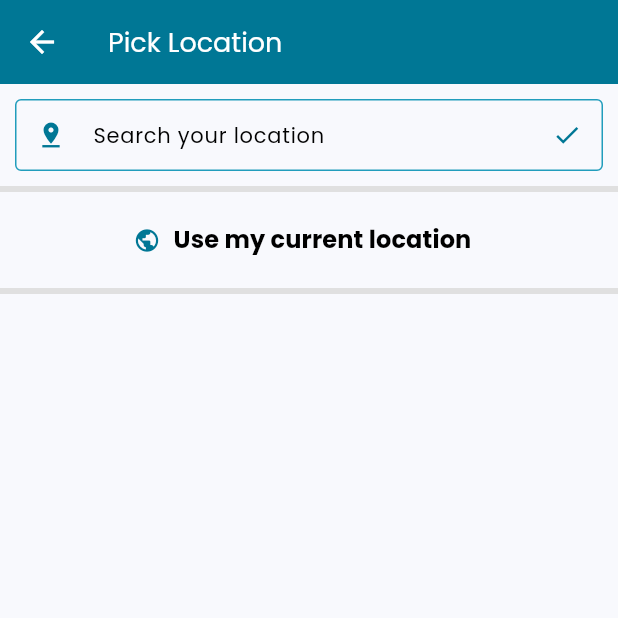
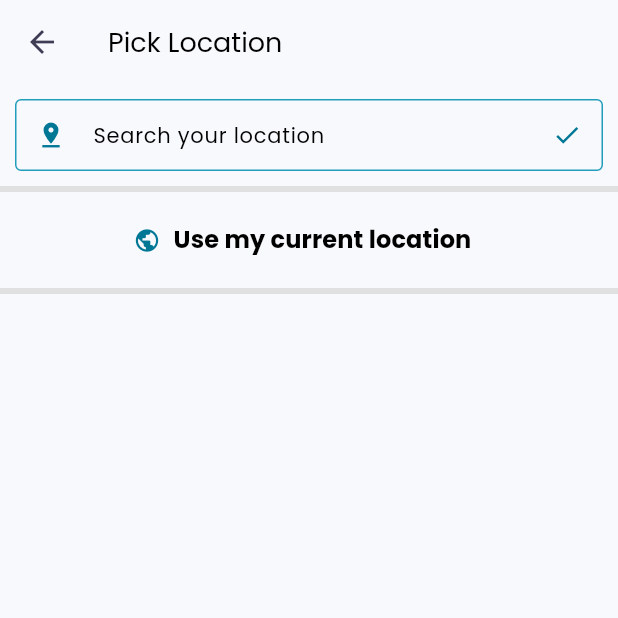
Before and after one commit to aliasar1/SkillSift-Flutter-App, a Flutter app: the CompanySignupScreen screen opened directly with empty values, after a tap on "Next", after a tap on "Pick Location", on a phone screen of 412 x 824 dp, the top half of it. Run offline on Flutter 3.47's test engine with Material 3 defaults, Android fonts, the phone set to English and light mode, and no system bars; our stand-ins replace cloud_firestore, file_picker, firebase_auth, firebase_storage, flutter_animation_progress_bar, flutter_speed_dial and 13 more; missing offline and left inert: encrypt, flutter_chip_tags, flutter_pdfview, new_pinput, wheel_slider; accounts and stored records are empty; project files that could hold a hidden picture were left out.

Commit message:
Company Info Theme Fixed.

```diff
--- a/lib/app/authentication/components/company_signup_form.dart
+++ b/lib/app/authentication/components/company_signup_form.dart
@@ -50,10 +50,14 @@ class _CompanySignupFormState extends State<CompanySignupForm> {
 
   @override
   Widget build(BuildContext context) {
+    final isDarkMode = Theme.of(context).brightness == Brightness.dark;
     return Obx(
       () => Form(
         key: widget.authController.signupCompanyFormKey,
         child: Stepper(
+          connectorColor: isDarkMode
+              ? MaterialStateProperty.all(DarkTheme.lightGreyColor)
+              : MaterialStateProperty.all(LightTheme.greyShade8),
           controller: ScrollController(),
           type: StepperType.vertical,
           steps: getSteps(),
@@ -146,18 +150,22 @@ class _CompanySignupFormState extends State<CompanySignupForm> {
       ];
 
   Step confirmationStep() {
+    final isDarkMode = Theme.of(context).brightness == Brightness.dark;
     return Step(
         isActive: widget.stepperController.getCurrentStep >= 2,
         state: widget.stepperController.getCurrentStep > 2
             ? StepState.complete
             : StepState.indexed,
-        title: const Text("Confirmation"),
+        title: Text("Confirmation",
+            style: TextStyle(
+              color: isDarkMode ? DarkTheme.whiteGreyColor : LightTheme.black,
+            )),
         content: Column(
           children: [
             const SizedBox(
               height: 10,
             ),
-            const Txt(
+            Txt(
               textAlign: TextAlign.start,
               fontContainerWidth: double.infinity,
               fontMaxLines: 10,
@@ -165,7 +173,7 @@ class _CompanySignupFormState extends State<CompanySignupForm> {
                   "I agree to all terms and conditions, which include but are not limited to: providing accurate company information for registration verification, complying with app usage policies, and acknowledging that incomplete or inaccurate information may result in restricted access to app features.",
               textStyle: TextStyle(
                 fontFamily: "Poppins",
-                color: LightTheme.black,
+                color: isDarkMode ? DarkTheme.whiteGreyColor : LightTheme.black,
                 fontSize: Sizes.TEXT_SIZE_12,
                 fontWeight: FontWeight.normal,
               ),
@@ -188,13 +196,15 @@ class _CompanySignupFormState extends State<CompanySignupForm> {
                     ),
                   ),
                 ),
-                const Txt(
+                Txt(
                   fontContainerWidth: 250,
                   textAlign: TextAlign.start,
                   title: "  Yes, I agree.",
                   textStyle: TextStyle(
                     fontFamily: "Poppins",
-                    color: LightTheme.black,
+                    color: isDarkMode
+                        ? DarkTheme.whiteGreyColor
+                        : LightTheme.black,
                     fontSize: Sizes.TEXT_SIZE_12,
                     fontWeight: FontWeight.bold,
                   ),
@@ -209,6 +219,7 @@ class _CompanySignupFormState extends State<CompanySignupForm> {
   }
 
   Step contactInformationStep() {
+    final isDarkMode = Theme.of(context).brightness == Brightness.dark;
     return Step(
       isActive: widget.stepperController.getCurrentStep >= 1,
       state: widget.stepperController.getCurrentStep > 1
@@ -225,16 +236,19 @@ class _CompanySignupFormState extends State<CompanySignupForm> {
             pickerDialogStyle: PickerDialogStyle(
               searchFieldPadding:
                   const EdgeInsets.symmetric(vertical: 10, horizontal: 12),
-              backgroundColor: LightTheme.whiteShade2,
-              searchFieldInputDecoration: const InputDecoration(
+              backgroundColor: isDarkMode
+                  ? DarkTheme.containerColor
+                  : LightTheme.whiteShade2,
+              searchFieldInputDecoration: InputDecoration(
                 labelText: 'Country Code',
                 labelStyle: TextStyle(
                   fontFamily: 'Poppins',
-                  color: LightTheme.black,
+                  color:
+                      isDarkMode ? DarkTheme.whiteGreyColor : LightTheme.black,
                   fontSize: Sizes.SIZE_16,
                   fontWeight: FontWeight.w400,
                 ),
-                prefixIcon: Icon(
+                prefixIcon: const Icon(
                   Icons.search,
                   color: LightTheme.primaryColor,
                 ),
@@ -253,9 +267,9 @@ class _CompanySignupFormState extends State<CompanySignupForm> {
             decoration: InputDecoration(
               contentPadding: const EdgeInsets.all(0.0),
               labelText: 'Phone Number',
-              labelStyle: const TextStyle(
+              labelStyle: TextStyle(
                 fontFamily: 'Poppins',
-                color: LightTheme.black,
+                color: isDarkMode ? DarkTheme.whiteGreyColor : LightTheme.black,
                 fontSize: Sizes.SIZE_16,
                 fontWeight: FontWeight.w400,
               ),
@@ -395,7 +409,7 @@ class _CompanySignupFormState extends State<CompanySignupForm> {
               borderRadius: BorderRadius.circular(Sizes.RADIUS_4),
             ),
             disabledDropdownDecoration: BoxDecoration(
-              color: LightTheme.grey,
+              color: isDarkMode ? DarkTheme.containerColor : LightTheme.grey,
               border: Border.all(
                 width: 1,
                 color: LightTheme.primaryColorLightShade,
--- a/lib/app/authentication/components/location_picker.dart
+++ b/lib/app/authentication/components/location_picker.dart
@@ -41,20 +41,25 @@ class _SearchLocationScreenState extends State<SearchLocationScreen> {
 
   @override
   Widget build(BuildContext context) {
-    return SafeArea(
-      child: Scaffold(
-        backgroundColor: LightTheme.whiteShade2,
+    final isDarkMode = Theme.of(context).brightness == Brightness.dark;
+    return Scaffold(
+      backgroundColor:
+          isDarkMode ? DarkTheme.backgroundColor : LightTheme.whiteShade2,
       appBar: AppBar(
-          backgroundColor: LightTheme.primaryColor,
-          iconTheme: const IconThemeData(color: LightTheme.white),
+        backgroundColor:
+            isDarkMode ? DarkTheme.backgroundColor : LightTheme.whiteShade2,
+        iconTheme: IconThemeData(
+            color: isDarkMode
+                ? DarkTheme.whiteGreyColor
+                : LightTheme.secondaryColor),
         elevation: 0,
-          title: const Txt(
+        title: Txt(
           title: "Pick Location",
           textAlign: TextAlign.start,
           fontContainerWidth: double.infinity,
           textStyle: TextStyle(
             fontFamily: "Poppins",
-              color: LightTheme.white,
+            color: isDarkMode ? DarkTheme.whiteGreyColor : LightTheme.black,
             fontSize: Sizes.TEXT_SIZE_18,
             fontWeight: FontWeight.normal,
           ),
@@ -77,10 +82,10 @@ class _SearchLocationScreenState extends State<SearchLocationScreen> {
               },
             ),
           ),
-            const Divider(
+          Divider(
             height: 4,
             thickness: 4,
-              color: LightTheme.grey,
+            color: isDarkMode ? DarkTheme.lightGreyColor : LightTheme.grey,
           ),
           Padding(
             padding: const EdgeInsets.all(8),
@@ -112,19 +117,23 @@ class _SearchLocationScreenState extends State<SearchLocationScreen> {
                 Icons.public,
                 color: LightTheme.primaryColor,
               ),
-                label: const Txt(
+              label: Txt(
                 title: "Use my current location",
                 fontContainerWidth: 200,
                 textStyle: TextStyle(
                   fontFamily: "Poppins",
-                    color: LightTheme.black,
+                  color:
+                      isDarkMode ? DarkTheme.whiteGreyColor : LightTheme.black,
                   fontSize: Sizes.TEXT_SIZE_16,
                   fontWeight: FontWeight.bold,
                 ),
               ),
               style: ElevatedButton.styleFrom(
-                  backgroundColor: LightTheme.whiteShade2,
-                  foregroundColor: LightTheme.black,
+                backgroundColor: isDarkMode
+                    ? DarkTheme.cardBackgroundColor
+                    : LightTheme.whiteShade2,
+                foregroundColor:
+                    isDarkMode ? DarkTheme.whiteGreyColor : LightTheme.black,
                 elevation: 0,
                 fixedSize: const Size(double.infinity, 40),
                 shape: const RoundedRectangleBorder(
@@ -133,10 +142,10 @@ class _SearchLocationScreenState extends State<SearchLocationScreen> {
               ),
             ),
           ),
-            const Divider(
+          Divider(
             height: 4,
             thickness: 4,
-              color: LightTheme.grey,
+            color: isDarkMode ? DarkTheme.lightGreyColor : LightTheme.grey,
           ),
           Expanded(
             child: ListView.builder(
@@ -169,7 +178,6 @@ class _SearchLocationScreenState extends State<SearchLocationScreen> {
           ),
         ],
       ),
-      ),
     );
   }
 }
--- a/lib/app/authentication/components/location_picker_dialog.dart
+++ b/lib/app/authentication/components/location_picker_dialog.dart
@@ -4,6 +4,7 @@ import 'package:get/get.dart';
 import 'package:google_maps_flutter/google_maps_flutter.dart';
 
 import '../../../core/constants/sizes.dart';
+import '../../../core/constants/theme/dark_theme.dart';
 import '../../../core/constants/theme/light_theme.dart';
 import '../../../core/widgets/custom_text.dart';
 
@@ -12,8 +13,10 @@ class MyLocationPickerDialog extends StatelessWidget {
 
   @override
   Widget build(BuildContext context) {
+    final isDarkMode = Theme.of(context).brightness == Brightness.dark;
     return Dialog(
-      backgroundColor: LightTheme.whiteShade2,
+      backgroundColor:
+          isDarkMode ? DarkTheme.backgroundColor : LightTheme.whiteShade2,
       shape: RoundedRectangleBorder(
         borderRadius: BorderRadius.circular(4),
       ),
--- a/lib/app/authentication/views/company_signup.dart
+++ b/lib/app/authentication/views/company_signup.dart
@@ -23,26 +23,32 @@ class _CompanySignupScreenState extends State<CompanySignupScreen> {
 
   @override
   Widget build(BuildContext context) {
-    return SafeArea(
-      child: PopScope(
+    final isDarkMode = Theme.of(context).brightness == Brightness.dark;
+    return PopScope(
       canPop: true,
       onPopInvoked: (_) {
         authController.signupCompanyFormKey.currentState?.reset();
         authController.clearFields();
       },
       child: Scaffold(
-          backgroundColor: LightTheme.whiteShade2,
+        backgroundColor:
+            isDarkMode ? DarkTheme.backgroundColor : LightTheme.whiteShade2,
         appBar: AppBar(
-            iconTheme: const IconThemeData(color: LightTheme.whiteShade2),
-            backgroundColor: LightTheme.primaryColor,
-            title: const Txt(
+          iconTheme: IconThemeData(
+              color: isDarkMode
+                  ? DarkTheme.whiteGreyColor
+                  : LightTheme.secondaryColor),
+          backgroundColor:
+              isDarkMode ? DarkTheme.backgroundColor : LightTheme.whiteShade2,
+          surfaceTintColor: Colors.transparent,
+          title: Txt(
             title: "Complete Verification",
             fontContainerWidth: double.infinity,
             textAlign: TextAlign.start,
             textStyle: TextStyle(
               fontFamily: "Poppins",
               fontSize: 20,
-                color: LightTheme.whiteShade2,
+              color: isDarkMode ? DarkTheme.whiteGreyColor : LightTheme.black,
               fontWeight: FontWeight.normal,
             ),
           ),
@@ -55,25 +61,29 @@ class _CompanySignupScreenState extends State<CompanySignupScreen> {
               child: Column(
                 mainAxisAlignment: MainAxisAlignment.center,
                 children: [
-                    const Txt(
+                  Txt(
                     title: "Complete Registration to Verify",
                     fontContainerWidth: double.infinity,
                     textAlign: TextAlign.start,
                     textStyle: TextStyle(
                       fontFamily: "Poppins",
-                        color: LightTheme.secondaryColor,
+                      color: isDarkMode
+                          ? DarkTheme.whiteGreyColor
+                          : LightTheme.secondaryColor,
                       fontSize: Sizes.TEXT_SIZE_18,
                       fontWeight: FontWeight.bold,
                     ),
                   ),
-                    const Txt(
+                  Txt(
                     title:
                         "Register your company information to unlock full app features.",
                     fontContainerWidth: double.infinity,
                     textAlign: TextAlign.start,
                     textStyle: TextStyle(
                       fontFamily: "Poppins",
-                        color: LightTheme.secondaryColor,
+                      color: isDarkMode
+                          ? DarkTheme.whiteGreyColor
+                          : LightTheme.secondaryColor,
                       fontSize: Sizes.TEXT_SIZE_14,
                       fontWeight: FontWeight.normal,
                     ),
@@ -94,7 +104,6 @@ class _CompanySignupScreenState extends State<CompanySignupScreen> {
           ),
         ),
       ),
-      ),
     );
   }
 }
--- a/lib/core/constants/strings.dart
+++ b/lib/core/constants/strings.dart
@@ -2,7 +2,7 @@
 
 class AppStrings {
   // API
-  static const String BASE_URL = "http://192.168.0.112:8000/api/v1";
+  static const String BASE_URL = "http://192.168.5.153:8000/api/v1";
   static const String BASE_PARSER_URL = "http://10.0.2.2:5000";
 
   // strings
--- a/lib/core/widgets/location_tile.dart
+++ b/lib/core/widgets/location_tile.dart
@@ -1,4 +1,5 @@
 import 'package:flutter/material.dart';
+import 'package:skillsift_flutter_app/core/constants/theme/dark_theme.dart';
 
 import '../constants/theme/light_theme.dart';
 
@@ -14,14 +15,15 @@ class LocationListTile extends StatelessWidget {
 
   @override
   Widget build(BuildContext context) {
+    final isDarkMode = Theme.of(context).brightness == Brightness.dark;
     return Column(
       children: [
         ListTile(
           onTap: press,
           horizontalTitleGap: 0,
-          leading: const Icon(
+          leading: Icon(
             Icons.location_on,
-            color: LightTheme.black,
+            color: isDarkMode ? DarkTheme.whiteGreyColor : LightTheme.black,
           ),
           minLeadingWidth: 40,
           title: Text(
```
Also changed, not shown: lib/app/recruiter/views/recruiter_dashboard.dart (+17 -9 lines), lib/core/widgets/custom_loading.dart (+7 -2 lines), lib/core/widgets/templates/no_jobs_added.dart (+5 -2 lines). Lines whose indentation alone changed are shown as unchanged.
